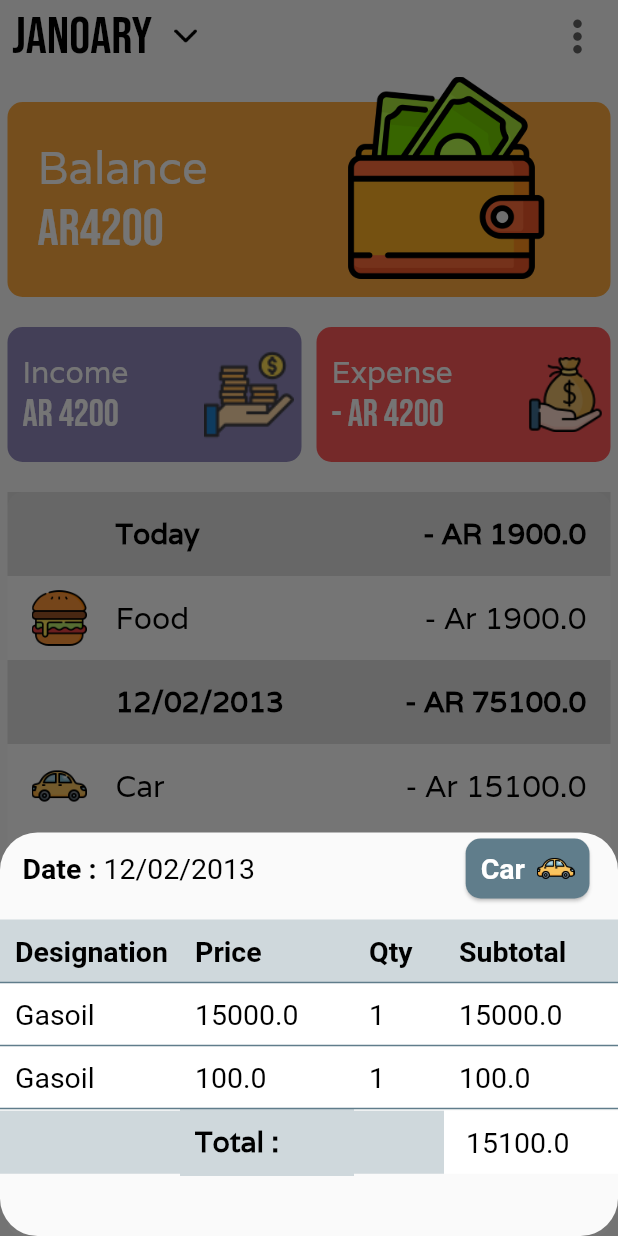
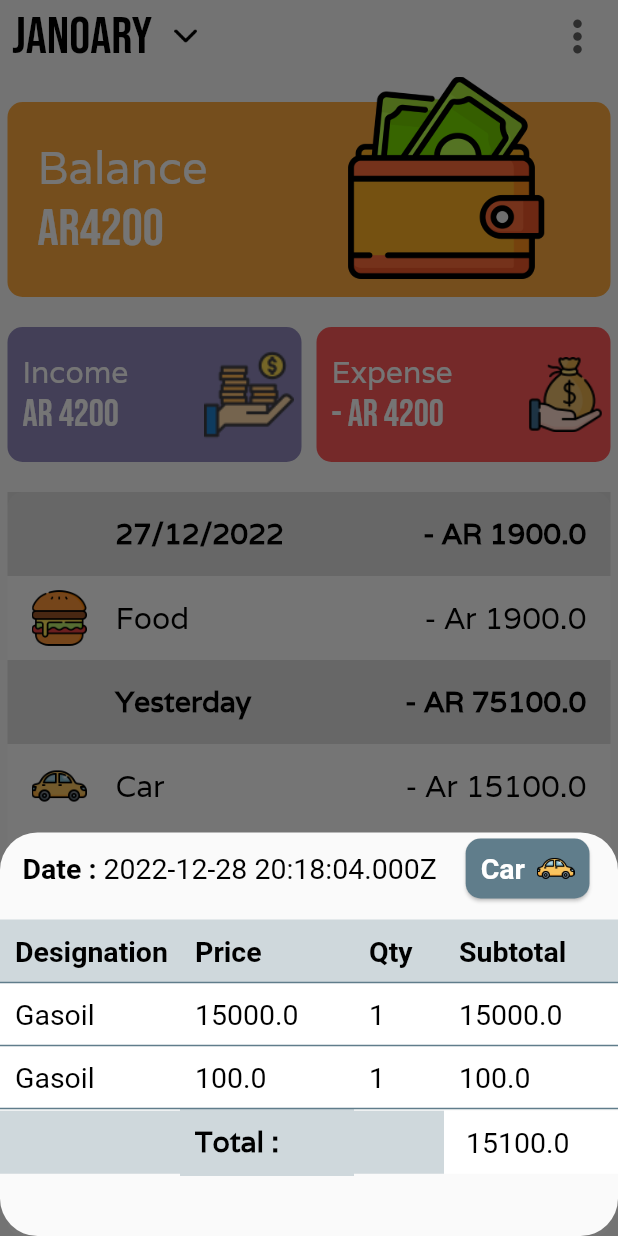
Before and after one commit to Andriambahoaka/Fandaniana, a Flutter app: the screen it shows after launch, after a tap on "Car", on a phone screen of 412 x 824 dp. Run offline on Flutter 3.47's test engine with Material 2 defaults, Android fonts, the phone set to English and light mode, and no system bars.

Commit message:
Formatting daily date

```diff
--- a/lib/dao/expense_dao.dart
+++ b/lib/dao/expense_dao.dart
@@ -7,9 +7,13 @@ import '../models/total_by_typeexpense.dart';
 import '../widgets/type_expense_card.dart';
 
 class ExpenseDao extends ChangeNotifier {
-  static DailyExpense daily1 = DailyExpense(1, 'Today');
-  static DailyExpense daily2 = DailyExpense(2, '12/02/2013');
-  static DailyExpense daily3 = DailyExpense(3, '12/02/2013');
+  static DateTime moonParting = DateTime.parse('2022-12-27 20:18:04Z');
+  static DateTime moonLanding = DateTime.parse('2022-12-28 20:18:04Z');
+  static DateTime moonActual = DateTime.parse('2022-12-29 20:18:04Z');
+
+  static DailyExpense daily1 = DailyExpense(1, moonParting);
+  static DailyExpense daily2 = DailyExpense(2, moonLanding);
+  static DailyExpense daily3 = DailyExpense(3, moonActual);
 
   List<TypeExpense> typeExpsenseList;
 
@@ -100,9 +104,9 @@ class ExpenseDao extends ChangeNotifier {
 
   static List<TypeExpenseCard> getListExpenseCard() {
     List<TypeExpenseCard> result = [];
-    typeExpenses.forEach((element) {
+    for (var element in typeExpenses) {
       result.add(TypeExpenseCard(element));
-    });
+    }
     return result;
   }
 
@@ -127,5 +131,17 @@ class ExpenseDao extends ChangeNotifier {
     notifyListeners();
   }
 
-  checkTodayDate() {}
+  static int getLastIdOveralls() {
+    return overalls[overalls.length - 1].idDailyExpense;
+  }
+
+  static checkTodayDate() {
+    DateTime lastDate = overalls[overalls.length - 1].date;
+    DateTime now = DateTime.now();
+    if (!lastDate.isSameDate(now)) {
+      int id = getLastIdOveralls() + 1;
+      DailyExpense newDaily = DailyExpense(id, now);
+      overalls.add(newDaily);
+    }
+  }
 }
--- a/lib/models/daily_expense.dart
+++ b/lib/models/daily_expense.dart
@@ -1,15 +1,21 @@
 import 'package:fandaniana/dao/expense_dao.dart';
 import 'package:fandaniana/models/type_expense.dart';
+import 'package:fandaniana/utilities/utility.dart';
 
 import 'expense.dart';
 import 'total_by_typeexpense.dart';
+import 'package:intl/intl.dart';
 
 class DailyExpense {
   DailyExpense(this.idDailyExpense, this.date);
 
   final int idDailyExpense;
-  final String date;
-  //final DateTime date;
+  //final String date;
+  final DateTime date;
+
+  String getDateString() {
+    return Utility.getStringDate(date);
+  }
 
   List<TotalByTypeExpense> getListTotalByTypeExpense() {
     List<TotalByTypeExpense> result = [];
@@ -62,3 +68,9 @@ class DailyExpense {
         .toList();
   }
 }
+
+extension DateOnlyCompare on DateTime {
+  bool isSameDate(DateTime other) {
+    return year == other.year && month == other.month && day == other.day;
+  }
+}
--- a/lib/utilities/utility.dart
+++ b/lib/utilities/utility.dart
@@ -1,13 +1,34 @@
+import 'package:fandaniana/models/daily_expense.dart';
 import 'package:flutter/cupertino.dart';
+import 'package:intl/intl.dart';
 
 class Utility {
   static String getLinkImage(String imageName) => "images/$imageName.png";
+  static DateFormat formatter = DateFormat('dd/MM/yyyy');
+
+  static String getStringDate(DateTime date) {
+    final now = DateTime.now();
+    final today = DateTime(now.year, now.month, now.day);
+    final yesterday = DateTime(now.year, now.month, now.day - 1);
+
+    if (date.isSameDate(today)) {
+      return "Today";
+    } else if (date.isSameDate(yesterday)) {
+      return "Yesterday";
+    } else {
+      return formatter.format(date);
+    }
+  }
+
+  static String getFormattedDate(DateTime date) {
+    return formatter.format(date);
+  }
 }
 
 class LoadImage extends StatelessWidget {
-  LoadImage(this.imageName);
+  const LoadImage(this.imageName, {super.key});
 
-  String imageName;
+  final String imageName;
 
   @override
   Widget build(BuildContext context) {
--- a/lib/widgets/daily_expense_list.dart
+++ b/lib/widgets/daily_expense_list.dart
@@ -11,7 +11,7 @@ class DailyExpenseList extends StatelessWidget {
           final overall = ExpenseDao.overalls[index];
           return Column(
             children: [
-              HeadTile(overall.date, overall.getDailyTotal()),
+              HeadTile(overall.getDateString(), overall.getDailyTotal()),
               TotalByTypeExpenseList(overall.getListTotalByTypeExpense()),
             ],
           );
--- a/pubspec.yaml
+++ b/pubspec.yaml
@@ -36,6 +36,7 @@ dependencies:
   # The following adds the Cupertino Icons font to your application.
   # Use with the CupertinoIcons class for iOS style icons.
   cupertino_icons: ^1.0.2
+  intl: ^0.18.0
 
 dev_dependencies:
   flutter_test:
```
Also changed, not shown: pubspec.lock.
